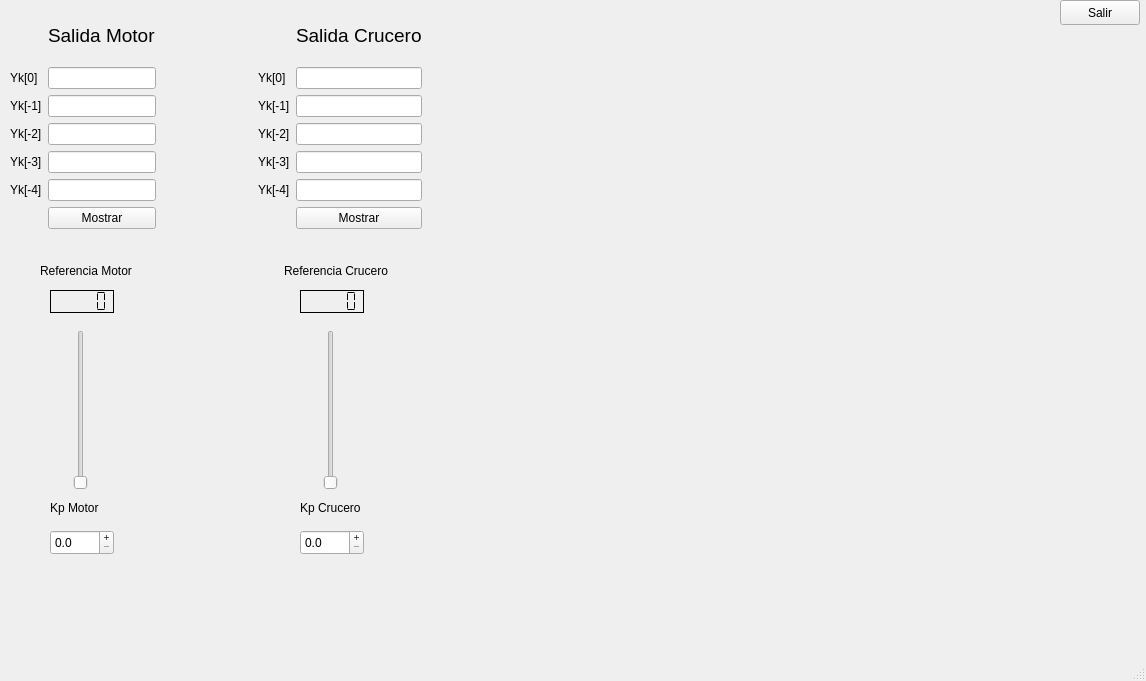
Before: the Qt Designer form mainwindow.ui in rucoma00/Discr_Loops_Simulator, drawn with Qt 5.
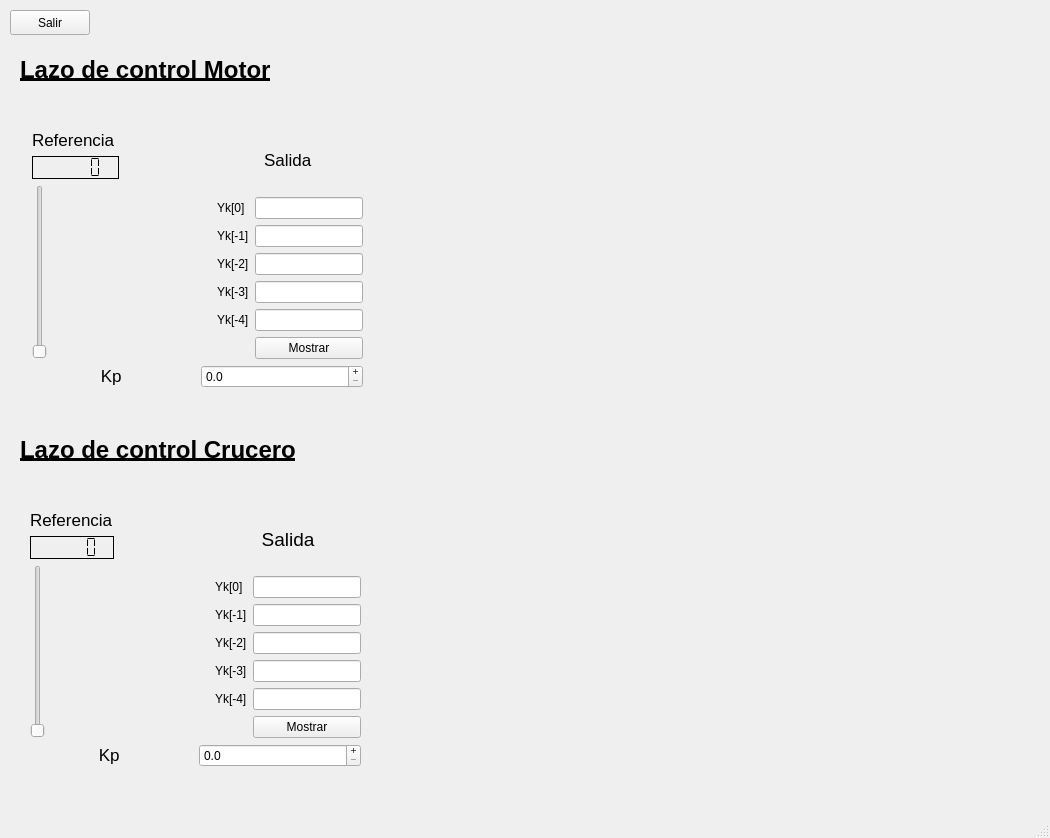
After: the same form once the commit is applied. Custom widgets are drawn as their Qt base class.

Commit message: Ajustar elementoss de pantalla

What changed in the file:
```diff
--- a/mainwindow.ui
+++ b/mainwindow.ui
@@ -6,8 +6,8 @@
    <rect>
     <x>0</x>
     <y>0</y>
-    <width>1146</width>
-    <height>681</height>
+    <width>1050</width>
+    <height>838</height>
    </rect>
   </property>
   <property name="font">
@@ -35,8 +35,8 @@
    <widget class="QPushButton" name="PB_salir">
     <property name="geometry">
      <rect>
-      <x>1060</x>
-      <y>0</y>
+      <x>10</x>
+      <y>10</y>
       <width>80</width>
       <height>25</height>
      </rect>
@@ -45,70 +45,106 @@
      <string>Salir</string>
     </property>
    </widget>
+   <widget class="QCustomPlot" name="QCP_m" native="true">
+    <property name="geometry">
+     <rect>
+      <x>400</x>
+      <y>60</y>
+      <width>631</width>
+      <height>361</height>
+     </rect>
+    </property>
+   </widget>
+   <widget class="QCustomPlot" name="QCP_c" native="true">
+    <property name="geometry">
+     <rect>
+      <x>400</x>
+      <y>440</y>
+      <width>631</width>
+      <height>361</height>
+     </rect>
+    </property>
+   </widget>
+   <widget class="QLabel" name="L_ykm">
+    <property name="geometry">
+     <rect>
+      <x>20</x>
+      <y>50</y>
+      <width>341</width>
+      <height>41</height>
+     </rect>
+    </property>
+    <property name="font">
+     <font>
+      <pointsize>18</pointsize>
+      <weight>50</weight>
+      <bold>false</bold>
+      <underline>false</underline>
+      <strikeout>false</strikeout>
+      <stylestrategy>PreferDefault</stylestrategy>
+      <kerning>false</kerning>
+     </font>
+    </property>
+    <property name="text">
+     <string>&lt;html&gt;&lt;head/&gt;&lt;body&gt;&lt;p&gt;&lt;span style=&quot; font-weight:600; text-decoration: underline;&quot;&gt;Lazo de control Motor&lt;/span&gt;&lt;/p&gt;&lt;/body&gt;&lt;/html&gt;</string>
+    </property>
+   </widget>
+   <widget class="QLabel" name="L_ykm_2">
+    <property name="geometry">
+     <rect>
+      <x>20</x>
+      <y>430</y>
+      <width>371</width>
+      <height>41</height>
+     </rect>
+    </property>
+    <property name="font">
+     <font>
+      <pointsize>18</pointsize>
+      <weight>50</weight>
+      <bold>false</bold>
+      <underline>false</underline>
+      <strikeout>false</strikeout>
+      <stylestrategy>PreferDefault</stylestrategy>
+      <kerning>false</kerning>
+     </font>
+    </property>
+    <property name="text">
+     <string>&lt;html&gt;&lt;head/&gt;&lt;body&gt;&lt;p&gt;&lt;span style=&quot; font-weight:600; text-decoration: underline;&quot;&gt;Lazo de control Crucero&lt;/span&gt;&lt;/p&gt;&lt;/body&gt;&lt;/html&gt;</string>
+    </property>
+   </widget>
+   <widget class="QWidget" name="">
+    <property name="geometry">
+     <rect>
+      <x>32</x>
+      <y>130</y>
+      <width>331</width>
+      <height>258</height>
+     </rect>
+    </property>
+    <layout class="QVBoxLayout" name="verticalLayout_4">
+     <item>
+      <layout class="QHBoxLayout" name="horizontalLayout">
+       <item>
+        <layout class="QVBoxLayout" name="verticalLayout_2">
+         <item>
    <widget class="QLabel" name="L_refm">
-    <property name="geometry">
-     <rect>
-      <x>40</x>
-      <y>260</y>
-      <width>101</width>
-      <height>21</height>
-     </rect>
+           <property name="font">
+            <font>
+             <pointsize>13</pointsize>
+             <weight>50</weight>
+             <bold>false</bold>
+            </font>
     </property>
     <property name="text">
-     <string>Referencia Motor</string>
-    </property>
-   </widget>
-   <widget class="QLabel" name="L_refc">
-    <property name="geometry">
-     <rect>
-      <x>284</x>
-      <y>260</y>
-      <width>111</width>
-      <height>21</height>
-     </rect>
-    </property>
-    <property name="text">
-     <string>Referencia Crucero</string>
-    </property>
-   </widget>
-   <widget class="QLabel" name="L_Kpm">
-    <property name="geometry">
-     <rect>
-      <x>50</x>
-      <y>500</y>
-      <width>55</width>
-      <height>16</height>
-     </rect>
-    </property>
-    <property name="text">
-     <string>Kp Motor</string>
-    </property>
-   </widget>
-   <widget class="QSlider" name="VS_refm">
-    <property name="geometry">
-     <rect>
-      <x>50</x>
-      <y>330</y>
-      <width>61</width>
-      <height>160</height>
-     </rect>
-    </property>
-    <property name="maximum">
-     <number>1000</number>
-    </property>
-    <property name="orientation">
-     <enum>Qt::Vertical</enum>
-    </property>
-   </widget>
+            <string>Referencia </string>
+           </property>
+          </widget>
+         </item>
+         <item>
+          <layout class="QVBoxLayout" name="verticalLayout">
+           <item>
    <widget class="QLCDNumber" name="LCDN_refm">
-    <property name="geometry">
-     <rect>
-      <x>50</x>
-      <y>290</y>
-      <width>64</width>
-      <height>23</height>
-     </rect>
-    </property>
     <property name="frameShape">
      <enum>QFrame::Box</enum>
     </property>
@@ -122,34 +158,9 @@
      <enum>QLCDNumber::Flat</enum>
     </property>
    </widget>
-   <widget class="QLCDNumber" name="LCDN_refc">
-    <property name="geometry">
-     <rect>
-      <x>300</x>
-      <y>290</y>
-      <width>64</width>
-      <height>23</height>
-     </rect>
-    </property>
-    <property name="frameShape">
-     <enum>QFrame::Box</enum>
-    </property>
-    <property name="frameShadow">
-     <enum>QFrame::Plain</enum>
-    </property>
-    <property name="segmentStyle">
-     <enum>QLCDNumber::Flat</enum>
-    </property>
-   </widget>
-   <widget class="QSlider" name="VS_refc">
-    <property name="geometry">
-     <rect>
-      <x>300</x>
-      <y>330</y>
-      <width>61</width>
-      <height>160</height>
-     </rect>
-    </property>
+           </item>
+           <item>
+            <widget class="QSlider" name="VS_refm">
     <property name="maximum">
      <number>1000</number>
     </property>
@@ -157,118 +168,50 @@
      <enum>Qt::Vertical</enum>
     </property>
    </widget>
-   <widget class="QDoubleSpinBox" name="DSP_Kpm">
-    <property name="geometry">
-     <rect>
-      <x>50</x>
-      <y>530</y>
-      <width>64</width>
-      <height>25</height>
-     </rect>
-    </property>
-    <property name="inputMethodHints">
-     <set>Qt::ImhFormattedNumbersOnly</set>
-    </property>
-    <property name="frame">
-     <bool>true</bool>
-    </property>
-    <property name="readOnly">
-     <bool>false</bool>
-    </property>
-    <property name="buttonSymbols">
-     <enum>QAbstractSpinBox::PlusMinus</enum>
-    </property>
-    <property name="decimals">
-     <number>1</number>
-    </property>
-    <property name="maximum">
-     <double>10.000000000000000</double>
-    </property>
-    <property name="singleStep">
-     <double>0.100000000000000</double>
-    </property>
-   </widget>
-   <widget class="QLabel" name="L_Kpc">
-    <property name="geometry">
-     <rect>
-      <x>300</x>
-      <y>500</y>
-      <width>111</width>
-      <height>16</height>
-     </rect>
+           </item>
+          </layout>
+         </item>
+        </layout>
+       </item>
+       <item>
+        <spacer name="horizontalSpacer">
+         <property name="orientation">
+          <enum>Qt::Horizontal</enum>
+         </property>
+         <property name="sizeHint" stdset="0">
+          <size>
+           <width>38</width>
+           <height>38</height>
+          </size>
+         </property>
+        </spacer>
+       </item>
+       <item>
+        <layout class="QVBoxLayout" name="verticalLayout_3">
+         <item>
+          <widget class="QLabel" name="L_refm_2">
+           <property name="font">
+            <font>
+             <pointsize>13</pointsize>
+             <weight>50</weight>
+             <bold>false</bold>
+            </font>
     </property>
     <property name="text">
-     <string>Kp Crucero</string>
-    </property>
-   </widget>
-   <widget class="QDoubleSpinBox" name="DSP_Kpc">
-    <property name="geometry">
-     <rect>
-      <x>300</x>
-      <y>530</y>
-      <width>64</width>
-      <height>25</height>
-     </rect>
-    </property>
-    <property name="inputMethodHints">
-     <set>Qt::ImhFormattedNumbersOnly</set>
-    </property>
-    <property name="frame">
-     <bool>true</bool>
-    </property>
-    <property name="buttonSymbols">
-     <enum>QAbstractSpinBox::PlusMinus</enum>
-    </property>
-    <property name="decimals">
-     <number>1</number>
-    </property>
-    <property name="maximum">
-     <double>10.000000000000000</double>
-    </property>
-    <property name="singleStep">
-     <double>0.100000000000000</double>
-    </property>
-   </widget>
-   <widget class="QCustomPlot" name="QCP_m" native="true">
-    <property name="geometry">
-     <rect>
-      <x>510</x>
-      <y>10</y>
-      <width>501</width>
-      <height>281</height>
-     </rect>
-    </property>
-   </widget>
-   <widget class="QCustomPlot" name="QCP_c" native="true">
-    <property name="geometry">
-     <rect>
-      <x>509</x>
-      <y>329</y>
-      <width>511</width>
-      <height>241</height>
-     </rect>
-    </property>
-   </widget>
-   <widget class="QWidget" name="">
-    <property name="geometry">
-     <rect>
-      <x>10</x>
-      <y>10</y>
-      <width>412</width>
-      <height>219</height>
-     </rect>
-    </property>
-    <layout class="QHBoxLayout" name="Salidas_float">
+            <string>&lt;html&gt;&lt;head/&gt;&lt;body&gt;&lt;p align=&quot;center&quot;&gt;Salida &lt;/p&gt;&lt;/body&gt;&lt;/html&gt;</string>
+           </property>
+          </widget>
+         </item>
      <item>
       <layout class="QGridLayout" name="G_m">
-       <item row="7" column="1">
+           <item row="6" column="1">
         <widget class="QPushButton" name="PB_ykm">
          <property name="text">
           <string>Mostrar</string>
          </property>
         </widget>
        </item>
-       <item row="2" column="0">
+           <item row="1" column="0">
         <widget class="QLabel" name="L_yk0m">
          <property name="autoFillBackground">
           <bool>false</bool>
@@ -278,91 +221,175 @@
          </property>
         </widget>
        </item>
-       <item row="6" column="1">
+           <item row="5" column="1">
         <widget class="QLineEdit" name="LE_yk4m">
          <property name="readOnly">
           <bool>true</bool>
          </property>
         </widget>
        </item>
-       <item row="6" column="0">
+           <item row="5" column="0">
         <widget class="QLabel" name="L_yk4m">
          <property name="text">
           <string>Yk[-4]</string>
          </property>
         </widget>
        </item>
-       <item row="3" column="1">
+           <item row="2" column="1">
         <widget class="QLineEdit" name="LE_yk1m">
          <property name="readOnly">
           <bool>true</bool>
          </property>
         </widget>
        </item>
-       <item row="4" column="1">
+           <item row="3" column="1">
         <widget class="QLineEdit" name="LE_yk2m">
          <property name="readOnly">
           <bool>true</bool>
          </property>
         </widget>
        </item>
-       <item row="5" column="0">
+           <item row="4" column="0">
         <widget class="QLabel" name="L_yk3m">
          <property name="text">
           <string>Yk[-3]</string>
          </property>
         </widget>
        </item>
-       <item row="4" column="0">
+           <item row="3" column="0">
         <widget class="QLabel" name="L_yk2m">
          <property name="text">
           <string>Yk[-2]</string>
          </property>
         </widget>
        </item>
-       <item row="2" column="1">
+           <item row="1" column="1">
         <widget class="QLineEdit" name="LE_yk0m">
          <property name="readOnly">
           <bool>true</bool>
          </property>
         </widget>
        </item>
-       <item row="3" column="0">
+           <item row="2" column="0">
         <widget class="QLabel" name="L_yk1m">
          <property name="text">
           <string>Yk[-1]</string>
          </property>
         </widget>
        </item>
-       <item row="5" column="1">
+           <item row="4" column="1">
         <widget class="QLineEdit" name="LE_yk3m">
          <property name="readOnly">
           <bool>true</bool>
          </property>
         </widget>
        </item>
-       <item row="1" column="1">
-        <widget class="QLabel" name="L_ykm">
+          </layout>
+         </item>
+        </layout>
+       </item>
+      </layout>
+     </item>
+     <item>
+      <layout class="QHBoxLayout" name="horizontalLayout_2">
+       <item>
+        <widget class="QLabel" name="L_Kpm">
          <property name="font">
           <font>
-           <pointsize>14</pointsize>
+           <pointsize>13</pointsize>
            <weight>50</weight>
            <bold>false</bold>
-           <underline>false</underline>
-           <strikeout>false</strikeout>
-           <stylestrategy>PreferDefault</stylestrategy>
-           <kerning>false</kerning>
           </font>
          </property>
          <property name="text">
-          <string>Salida Motor</string>
+          <string>&lt;html&gt;&lt;head/&gt;&lt;body&gt;&lt;p align=&quot;center&quot;&gt;Kp &lt;/p&gt;&lt;/body&gt;&lt;/html&gt;</string>
          </property>
         </widget>
        </item>
+       <item>
+        <widget class="QDoubleSpinBox" name="DSP_Kpm">
+         <property name="inputMethodHints">
+          <set>Qt::ImhFormattedNumbersOnly</set>
+         </property>
+         <property name="frame">
+          <bool>true</bool>
+         </property>
+         <property name="readOnly">
+          <bool>false</bool>
+         </property>
+         <property name="buttonSymbols">
+          <enum>QAbstractSpinBox::PlusMinus</enum>
+         </property>
+         <property name="decimals">
+          <number>1</number>
+         </property>
+         <property name="maximum">
+          <double>10.000000000000000</double>
+         </property>
+         <property name="singleStep">
+          <double>0.100000000000000</double>
+         </property>
+        </widget>
+       </item>
       </layout>
      </item>
+    </layout>
+   </widget>
+   <widget class="QWidget" name="">
+    <property name="geometry">
+     <rect>
+      <x>30</x>
+      <y>510</y>
+      <width>331</width>
+      <height>257</height>
+     </rect>
+    </property>
+    <layout class="QVBoxLayout" name="verticalLayout_6">
      <item>
-      <spacer name="horizontalSpacer">
+      <layout class="QHBoxLayout" name="horizontalLayout_3">
+       <item>
+        <layout class="QVBoxLayout" name="verticalLayout_5">
+         <item>
+          <widget class="QLabel" name="L_refc">
+           <property name="font">
+            <font>
+             <pointsize>13</pointsize>
+             <weight>50</weight>
+             <bold>false</bold>
+            </font>
+           </property>
+           <property name="text">
+            <string>Referencia</string>
+           </property>
+          </widget>
+         </item>
+         <item>
+          <widget class="QLCDNumber" name="LCDN_refc">
+           <property name="frameShape">
+            <enum>QFrame::Box</enum>
+           </property>
+           <property name="frameShadow">
+            <enum>QFrame::Plain</enum>
+           </property>
+           <property name="segmentStyle">
+            <enum>QLCDNumber::Flat</enum>
+           </property>
+          </widget>
+         </item>
+         <item>
+          <widget class="QSlider" name="VS_refc">
+           <property name="maximum">
+            <number>1000</number>
+           </property>
+           <property name="orientation">
+            <enum>Qt::Vertical</enum>
+           </property>
+          </widget>
+         </item>
+        </layout>
+       </item>
+       <item>
+        <spacer name="horizontalSpacer_2">
        <property name="orientation">
         <enum>Qt::Horizontal</enum>
        </property>
@@ -376,10 +403,17 @@
      </item>
      <item>
       <layout class="QGridLayout" name="G_c">
-       <item row="2" column="0">
-        <widget class="QLabel" name="L_yk1c">
+         <item row="6" column="1">
+          <widget class="QPushButton" name="PB_ykc">
          <property name="text">
-          <string>Yk[-1]</string>
+            <string>Mostrar</string>
+           </property>
+          </widget>
+         </item>
+         <item row="3" column="0">
+          <widget class="QLabel" name="L_yk2c">
+           <property name="text">
+            <string>Yk[-2]</string>
          </property>
         </widget>
        </item>
@@ -390,45 +424,17 @@
          </property>
         </widget>
        </item>
-       <item row="1" column="0">
-        <widget class="QLabel" name="L_yk0c">
-         <property name="autoFillBackground">
-          <bool>false</bool>
-         </property>
+         <item row="2" column="0">
+          <widget class="QLabel" name="L_yk1c">
          <property name="text">
-          <string>Yk[0]</string>
+            <string>Yk[-1]</string>
          </property>
         </widget>
        </item>
-       <item row="4" column="1">
-        <widget class="QLineEdit" name="LE_yk3c">
-         <property name="readOnly">
-          <bool>true</bool>
-         </property>
-        </widget>
-       </item>
-       <item row="0" column="1">
-        <widget class="QLabel" name="L_ykc">
-         <property name="font">
-          <font>
-           <pointsize>14</pointsize>
-           <weight>50</weight>
-           <bold>false</bold>
-           <underline>false</underline>
-           <strikeout>false</strikeout>
-           <stylestrategy>PreferDefault</stylestrategy>
-           <kerning>false</kerning>
-          </font>
-         </property>
+         <item row="5" column="0">
+          <widget class="QLabel" name="L_yk4c">
          <property name="text">
-          <string>Salida Crucero</string>
-         </property>
-        </widget>
-       </item>
-       <item row="2" column="1">
-        <widget class="QLineEdit" name="LE_yk1c">
-         <property name="readOnly">
-          <bool>true</bool>
+            <string>Yk[-4]</string>
          </property>
         </widget>
        </item>
@@ -446,10 +452,20 @@
          </property>
         </widget>
        </item>
-       <item row="3" column="0">
-        <widget class="QLabel" name="L_yk2c">
+         <item row="1" column="0">
+          <widget class="QLabel" name="L_yk0c">
+           <property name="autoFillBackground">
+            <bool>false</bool>
+           </property>
          <property name="text">
-          <string>Yk[-2]</string>
+            <string>Yk[0]</string>
+           </property>
+          </widget>
+         </item>
+         <item row="4" column="1">
+          <widget class="QLineEdit" name="LE_yk3c">
+           <property name="readOnly">
+            <bool>true</bool>
          </property>
         </widget>
        </item>
@@ -460,17 +476,70 @@
          </property>
         </widget>
        </item>
-       <item row="5" column="0">
-        <widget class="QLabel" name="L_yk4c">
+         <item row="2" column="1">
+          <widget class="QLineEdit" name="LE_yk1c">
+           <property name="readOnly">
+            <bool>true</bool>
+           </property>
+          </widget>
+         </item>
+         <item row="0" column="0" colspan="2">
+          <widget class="QLabel" name="L_ykc">
+           <property name="font">
+            <font>
+             <pointsize>14</pointsize>
+             <weight>50</weight>
+             <bold>false</bold>
+             <underline>false</underline>
+             <strikeout>false</strikeout>
+             <stylestrategy>PreferDefault</stylestrategy>
+             <kerning>false</kerning>
+            </font>
+           </property>
          <property name="text">
-          <string>Yk[-4]</string>
+            <string>&lt;html&gt;&lt;head/&gt;&lt;body&gt;&lt;p align=&quot;center&quot;&gt;Salida&lt;/p&gt;&lt;/body&gt;&lt;/html&gt;</string>
          </property>
         </widget>
        </item>
-       <item row="6" column="1">
-        <widget class="QPushButton" name="PB_ykc">
+        </layout>
+       </item>
+      </layout>
+     </item>
+     <item>
+      <layout class="QHBoxLayout" name="horizontalLayout_4">
+       <item>
+        <widget class="QLabel" name="L_Kpc">
+         <property name="font">
+          <font>
+           <pointsize>13</pointsize>
+           <weight>50</weight>
+           <bold>false</bold>
+          </font>
+         </property>
          <property name="text">
-          <string>Mostrar</string>
+          <string>&lt;html&gt;&lt;head/&gt;&lt;body&gt;&lt;p align=&quot;center&quot;&gt;Kp &lt;/p&gt;&lt;/body&gt;&lt;/html&gt;</string>
+         </property>
+        </widget>
+       </item>
+       <item>
+        <widget class="QDoubleSpinBox" name="DSP_Kpc">
+         <property name="inputMethodHints">
+          <set>Qt::ImhFormattedNumbersOnly</set>
+         </property>
+         <property name="frame">
+          <bool>true</bool>
+         </property>
+         <property name="buttonSymbols">
+          <enum>QAbstractSpinBox::PlusMinus</enum>
+         </property>
+         <property name="decimals">
+          <number>1</number>
+         </property>
+         <property name="maximum">
+          <double>10.000000000000000</double>
+         </property>
+         <property name="singleStep">
+          <double>0.100000000000000</double>
          </property>
         </widget>
        </item>
@@ -484,7 +553,7 @@
     <rect>
      <x>0</x>
      <y>0</y>
-     <width>1146</width>
+     <width>1050</width>
      <height>25</height>
     </rect>
    </property>
```
Lines whose indentation alone changed are shown as unchanged.
